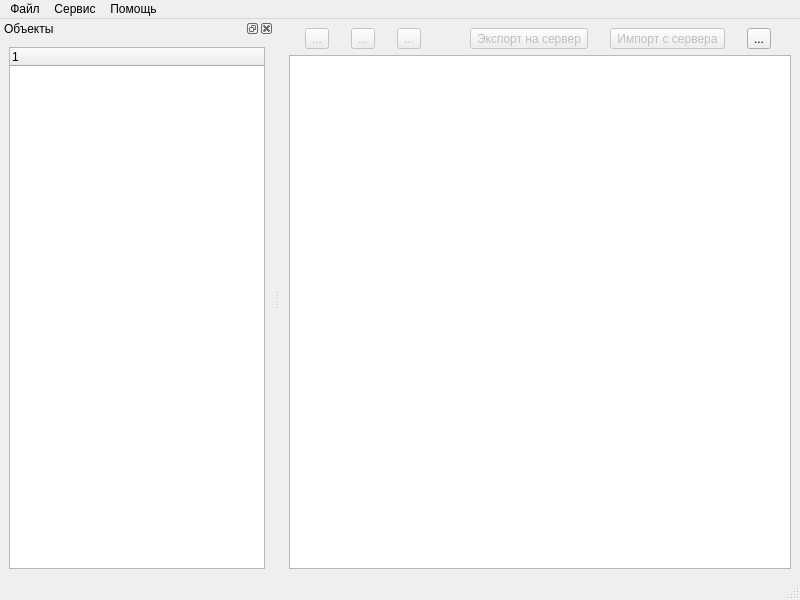
First picture: the form in certmanager/CertManager/mainwindow.ui, repository arcirk/ws_solution, before the edit.
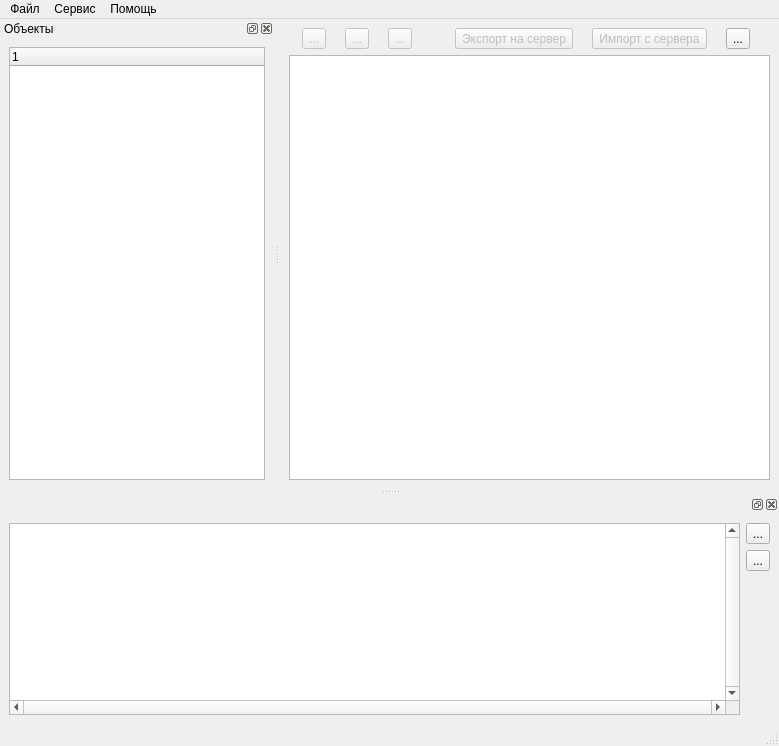
Second picture: the form after the edit. Icons and pictures are not drawn.

The edit to the form file:
```diff
--- a/certmanager/CertManager/mainwindow.ui
+++ b/certmanager/CertManager/mainwindow.ui
@@ -6,8 +6,8 @@
    <rect>
     <x>0</x>
     <y>0</y>
-    <width>800</width>
-    <height>600</height>
+    <width>779</width>
+    <height>746</height>
    </rect>
   </property>
   <property name="windowTitle">
@@ -139,7 +139,7 @@
     <rect>
      <x>0</x>
      <y>0</y>
-     <width>800</width>
+     <width>779</width>
      <height>21</height>
     </rect>
    </property>
@@ -189,6 +189,75 @@
     </layout>
    </widget>
   </widget>
+  <widget class="QDockWidget" name="dockWidget_2">
+   <attribute name="dockWidgetArea">
+    <number>8</number>
+   </attribute>
+   <widget class="QWidget" name="dockWidgetContents_2">
+    <layout class="QGridLayout" name="gridLayout_3">
+     <item row="3" column="1">
+      <layout class="QVBoxLayout" name="verticalLayout">
+       <item>
+        <widget class="QToolButton" name="btnTermOptions">
+         <property name="text">
+          <string>...</string>
+         </property>
+         <property name="icon">
+          <iconset resource="certmaster.qrc">
+           <normaloff>:/img/settings.ico</normaloff>:/img/settings.ico</iconset>
+         </property>
+        </widget>
+       </item>
+       <item>
+        <widget class="QToolButton" name="btnTerminalClear">
+         <property name="text">
+          <string>...</string>
+         </property>
+         <property name="icon">
+          <iconset resource="certmaster.qrc">
+           <normaloff>:/img/clear.ico</normaloff>:/img/clear.ico</iconset>
+         </property>
+        </widget>
+       </item>
+       <item>
+        <spacer name="verticalSpacer">
+         <property name="orientation">
+          <enum>Qt::Vertical</enum>
+         </property>
+         <property name="sizeHint" stdset="0">
+          <size>
+           <width>20</width>
+           <height>40</height>
+          </size>
+         </property>
+        </spacer>
+       </item>
+      </layout>
+     </item>
+     <item row="0" column="0">
+      <layout class="QGridLayout" name="gridLayout_4"/>
+     </item>
+     <item row="3" column="0">
+      <widget class="QTextEdit" name="txtTerminal">
+       <property name="font">
+        <font>
+         <bold>true</bold>
+        </font>
+       </property>
+       <property name="verticalScrollBarPolicy">
+        <enum>Qt::ScrollBarAlwaysOn</enum>
+       </property>
+       <property name="horizontalScrollBarPolicy">
+        <enum>Qt::ScrollBarAlwaysOn</enum>
+       </property>
+       <property name="readOnly">
+        <bool>true</bool>
+       </property>
+      </widget>
+     </item>
+    </layout>
+   </widget>
+  </widget>
   <action name="mnuExit">
    <property name="text">
     <string>Выход</string>
```
Left out of the diff: 7 changed lines with no effect on the pictures.
